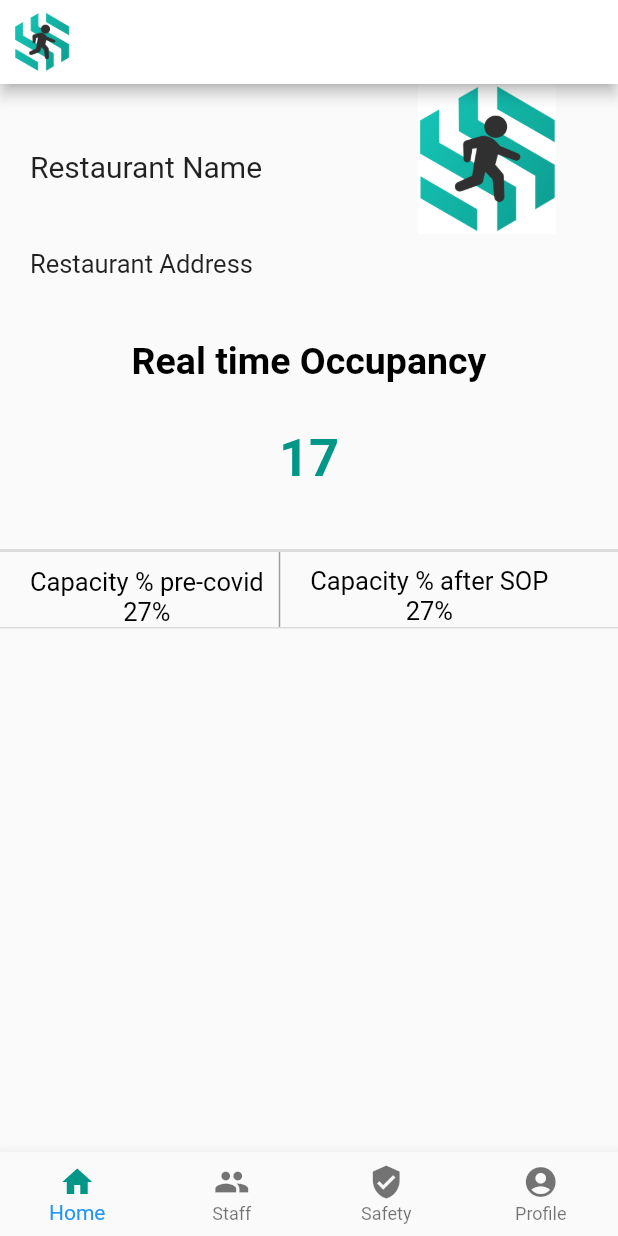
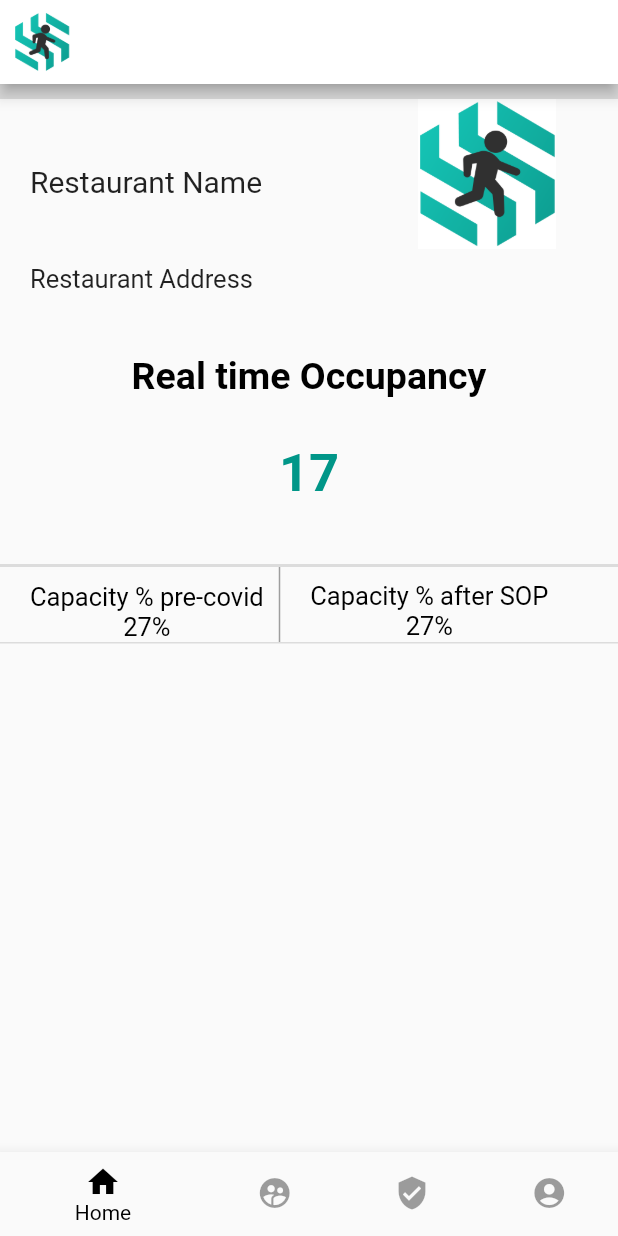
Before and after one commit to Safeouts/SafeOutsBusinessProd, a Flutter app: the Home screen opened directly, on a phone screen of 412 x 824 dp. Run offline on Flutter 3.47's test engine with Material 2 defaults, Android fonts, the phone set to English and light mode, and no system bars.

Commit message:
new ui..

```diff
--- a/lib/auth/NewAdminOtp.dart
+++ b/lib/auth/NewAdminOtp.dart
@@ -1,5 +1,7 @@
 import 'package:flutter/material.dart';
-import 'package:safeoutsbusinessprod/screens/default/admin_homepage.dart';
+import 'package:safeoutsbusinessprod/screens/default/homepage.dart';
+
+import '../home.dart';
 
 
 class NewAdminOtp extends StatelessWidget {
--- /dev/null
+++ b/lib/home.dart
@@ -0,0 +1,67 @@
+import 'package:flutter/cupertino.dart';
+import 'package:flutter/material.dart';
+import 'package:flutter/services.dart';
+import 'package:safeoutsbusinessprod/screens/default/ProfileScreen.dart';
+import 'package:safeoutsbusinessprod/screens/default/Safety.dart';
+import 'package:safeoutsbusinessprod/screens/default/homepage.dart';
+import 'package:safeoutsbusinessprod/screens/default/staff.dart';
+
+
+
+class Home extends StatefulWidget{
+
+  @override
+  State<StatefulWidget> createState() {
+    // TODO: implement createState
+    return HomeState();
+  }
+
+}
+
+class HomeState extends State<Home>{
+
+  int selectedIndex = 0;
+  List<Widget> listWidgets = [Homepage(),Safety(),Staff(),Profile()];
+
+  @override
+  Widget build(BuildContext context) {
+    // TODO: implement build
+    SystemChrome.setEnabledSystemUIOverlays(SystemUiOverlay.values);
+    return Scaffold(
+      body: listWidgets[selectedIndex],
+      bottomNavigationBar: BottomNavigationBar(
+        items: <BottomNavigationBarItem>[
+          BottomNavigationBarItem(
+              icon: Icon(Icons.home),
+              title: Text("Home")
+          ),
+          BottomNavigationBarItem(
+              icon: Icon(Icons.supervised_user_circle),
+              title: Text("Staff")
+          ),
+          BottomNavigationBarItem(
+              icon: Icon(Icons.verified_user),
+              title: Text("Safety")
+          ),
+          BottomNavigationBarItem(
+              icon: Icon(Icons.account_circle),
+              title: Text("Profile")
+          ),
+        ],
+        unselectedItemColor: Colors.black38,
+        selectedItemColor: Colors.black,
+        unselectedLabelStyle: TextStyle(color: Colors.black),
+        selectedLabelStyle: TextStyle(color: Colors.black38),
+        currentIndex: selectedIndex,
+        onTap: onItemTapped,
+      ),
+    );
+  }
+
+  void onItemTapped(int index){
+    setState(() {
+      selectedIndex = index;
+    });
+  }
+
+}
--- a/lib/screens/default/admin_homepage.dart
+++ b/lib/screens/default/homepage.dart
@@ -1,7 +1,7 @@
 import 'package:flutter/material.dart';
 import 'package:safeoutsbusinessprod/profile/SettingsPage.dart';
 
-class Home extends StatelessWidget {
+class Homepage extends StatelessWidget {
 
 
   @override
@@ -26,9 +26,13 @@ class Home extends StatelessWidget {
       body: SafeArea(
           child: Column(
             children: <Widget>[
+              Divider(
+                  height: 10,
+                  thickness:10),
               Container(
                 child: Row(
                   children: <Widget>[
+
                     Container(
                       alignment: Alignment.topLeft,
                       margin: EdgeInsets.only(top: 10, left: 20),
@@ -168,33 +172,6 @@ class Home extends StatelessWidget {
 
           )
       ),
-      bottomNavigationBar: new BottomNavigationBar(
-        items: [
-          new BottomNavigationBarItem(
-            icon: new Icon(Icons.home, color: Colors.teal,),
-            title: new Text('Home'),
-          ),
-          new BottomNavigationBarItem(
-            icon: new Icon(Icons.people),
-            title: new Text('Staff'),
-          ),
-          new BottomNavigationBarItem(
-            icon: new Icon(Icons.verified_user),
-            title: new Text('Safety'),
-          ),
-          new BottomNavigationBarItem(
-            icon: new Icon(Icons.account_circle),
-            title: new Text('Profile'),
-          ),
-        ],
-        // currentIndex: i,
-        type: BottomNavigationBarType.fixed,
-        // onTap: (index) {
-        //   setState(() {
-        //     i = index;
-        //   });
-        // },
-      ),
     );
   }
 }
```
Also changed, not shown: lib/profile/SettingsPage.dart (+0 -31 lines), lib/screens/default/ProfileScreen.dart (+0 -27 lines), lib/screens/default/Safety.dart (+0 -27 lines), lib/screens/default/staff.dart (+0 -32 lines).
